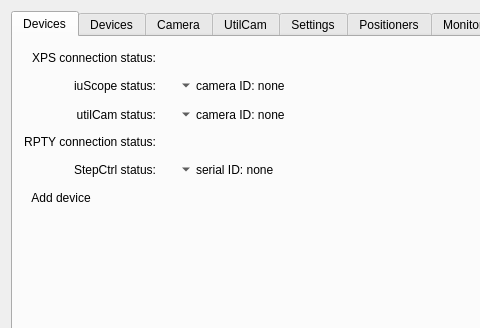
Old version of the form GUI/mainwindow.ui in the repository mvxe/MLA-CS; both pictures show x 0 to 480 and y 0 to 328 of the 1188 by 1007 pixel window.
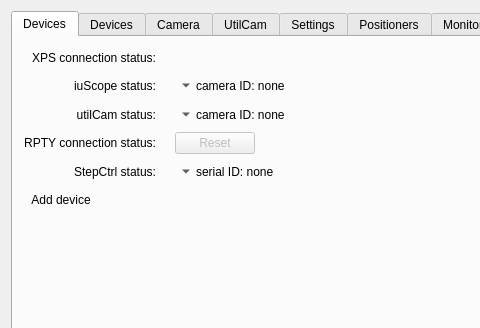
New version of the form. Icons and pictures are not drawn.

Commit message: implemented RPTYA reset for PID and FIFOs

Diff of the .ui file:
```diff
--- a/GUI/mainwindow.ui
+++ b/GUI/mainwindow.ui
@@ -403,6 +403,22 @@
         </item>
         <item row="3" column="4">
          <layout class="QHBoxLayout" name="horizontalLayout_22">
+          <item>
+           <widget class="QPushButton" name="rpty_rst_btn">
+            <property name="enabled">
+             <bool>false</bool>
+            </property>
+            <property name="sizePolicy">
+             <sizepolicy hsizetype="Minimum" vsizetype="Fixed">
+              <horstretch>0</horstretch>
+              <verstretch>0</verstretch>
+             </sizepolicy>
+            </property>
+            <property name="text">
+             <string>Reset</string>
+            </property>
+           </widget>
+          </item>
           <item>
            <spacer name="horizontalSpacer_9">
             <property name="orientation">
```
The commit also changes 5 other files.
